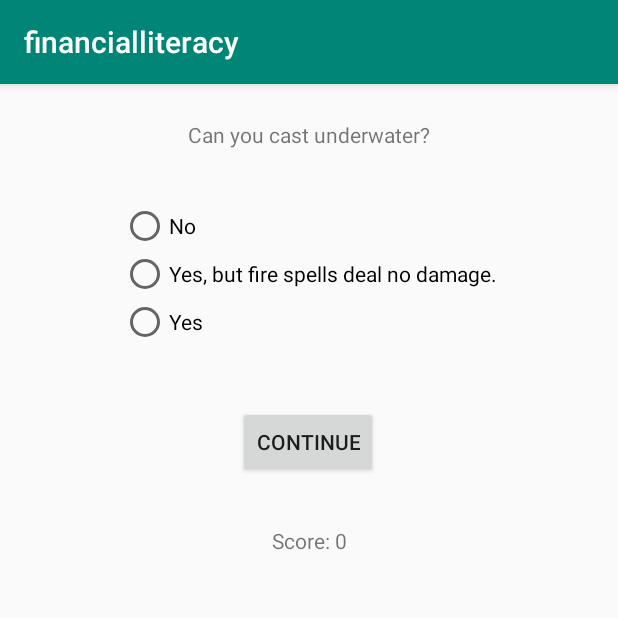
After one commit to ehkn12/financialliteracy, an Android app: the QuizActivity screen opened directly, with no data from a screen before it, on a phone screen of 412 x 824 dp, the top half of it. The commit adds this screen. Run offline under Robolectric (Android 15) with nearby library versions, the phone set to English and light mode, and no system bars; our stand-ins replace Room's generated code.

Commit message:
basic
basic quiz is completed
dummy data is not finance related
will need to be merged with calculator

```diff
--- a/app/src/main/AndroidManifest.xml
+++ b/app/src/main/AndroidManifest.xml
@@ -9,6 +9,7 @@
         android:roundIcon="@mipmap/ic_launcher_round"
         android:supportsRtl="true"
         android:theme="@style/AppTheme">
+        <activity android:name=".Activities.QuizActivity"></activity>
         <activity android:name=".Activities.MainActivity">
             <intent-filter>
                 <action android:name="android.intent.action.MAIN" />
--- /dev/null
+++ b/app/src/main/java/com/example/financialliteracy/Activities/QuizActivity.java
@@ -0,0 +1,223 @@
+package com.example.financialliteracy.Activities;
+
+import androidx.appcompat.app.AppCompatActivity;
+import androidx.constraintlayout.widget.ConstraintLayout;
+
+import android.os.Bundle;
+import android.view.View;
+import android.widget.Button;
+import android.widget.RadioButton;
+import android.widget.RadioGroup;
+import android.widget.TextView;
+import android.widget.Toast;
+
+import com.example.financialliteracy.Databases.QuestionDatabase;
+import com.example.financialliteracy.Models.Question;
+import com.example.financialliteracy.R;
+
+import java.util.ArrayList;
+import java.util.List;
+
+public class QuizActivity extends AppCompatActivity {
+
+    private Button continueBtn;
+    private TextView questionText;
+    private RadioButton optionA;
+    private RadioButton optionB;
+    private RadioButton optionC;
+    private TextView scoreText;
+   // private QuizActivity quizActivity = this;
+
+    private QuestionDatabase db;
+
+    private int score = 0;
+    private int questionNum = 0;
+    private Question currentQuestion;
+
+    public static ArrayList<Integer> scoreHistoryList = new ArrayList<>();
+
+
+    @Override
+    protected void onCreate(Bundle savedInstanceState) {
+        super.onCreate(savedInstanceState);
+        setContentView(R.layout.activity_quiz);
+
+        ConstraintLayout quizConstraintLayout = findViewById(R.id.quiz_constraint_layout);
+
+        questionText = quizConstraintLayout.findViewById(R.id.text_question);
+        scoreText = quizConstraintLayout.findViewById(R.id.text_score);
+
+        optionA = quizConstraintLayout.findViewById(R.id.radio_quiz_a);
+        optionB = quizConstraintLayout.findViewById(R.id.radio_quiz_b);
+        optionC = quizConstraintLayout.findViewById(R.id.radio_quiz_c);
+
+        continueBtn = quizConstraintLayout.findViewById(R.id.button_continue);
+        continueBtn.setText("Continue");
+
+        db = db.getInstance(this);
+
+        db.questionDao().insertAll(getQuestionList());
+        currentQuestion = db.questionDao().getQuestion(questionNum);
+        handleQuestionReturned(currentQuestion);
+
+
+
+    }
+
+    public void setQuestion(Question question, int score){
+
+        scoreText.setText("Score: " + score);
+        questionText.setText(" " + question.getQuestion()+ " ");
+        optionA.setText(question.getOptionA());
+        optionB.setText(question.getOptionB());
+        optionC.setText(question.getOptionC());
+    }
+
+
+
+
+
+
+
+
+
+
+
+
+
+
+
+
+    public List<Question> getQuestionList(){
+        //TODO:: to put this somewhere that's not here
+        //TODO:: add url from api, not sure we can find relevant data in our APIs for these questions
+        //questions and answers from https://www.sageadvice.eu/2017/11/27/trivia-quiz-on-5th-edition-dd-rules/
+        List<Question> questionList = new ArrayList<>();
+        questionList.add(0, new Question(0,
+                "Can you cast underwater?",
+                "No",
+                "Yes, but fire spells deal no damage.",
+                "Yes",
+                "Yes",
+                3));
+        questionList.add(1, new Question(1,
+                "Is there alignment restriction for classes in Player's Handbook?",
+                "Yes, Paladin must be Lawful Good, Druid must be Neutral and Assassin must be evil.",
+                "No",
+                "Yes, Paladin must be Good and Monk Lawful.",
+                "No",
+                1));
+        questionList.add(2, new Question(2,
+                "Can you knock a creature out with a melee spell attack?",
+                "Only with Spell Sniper feat.",
+                "No, only with a melee weapon.",
+                "Yes",
+                "Yes",
+                2));
+        questionList.add(3, new Question(3,
+                "Can you use a shield with Mage Armor spell?",
+                "Only with a light shield or buckler shield.",
+                "Yes, Mage Armor spell works with a shield",
+                "Nope, they do not stack.",
+                "Yes, Mage Armor spell works with a shield.",
+                3));
+        questionList.add(4, new Question(4,
+                "A monster is immune to damage from nonmagical bludgeoning weapons. Does he still take damage from falling?",
+                "Yes, but has resistance to damage.",
+                "No, fall is a bludgeoning damage.",
+                "Yes, fall is not a weapon.",
+                "Yes, fall is not a weapon.",
+                1));
+        questionList.add(5, new Question(5,
+                "If a 5th level wizard casts a Fireball during surprise, do the enemies get disadvantage on their saving throw?",
+                "No",
+                "Only if wizard has with War Caster feat.",
+                "Yes",
+                "No",
+                1));
+        questionList.add(6, new Question(6,
+                "Is a 1 on an ability check an automatic failure?",
+                "No",
+                "Yes.",
+                "Yes and roll a d10 on Fumble table.",
+                "No",
+                2));
+        questionList.add(7, new Question(7,
+                "Can rogue get sneak attack damage against undead?",
+                "Yes, Sneak Attack works against Undead.",
+                "No, undeads have resistance to sneak attack.",
+                "Only if you use a bludgeoning weapon.",
+                "Yes, Sneak Attack works against Undead.",
+                1));
+        questionList.add(8, new Question(8,
+                "If you have a creature between you and the target...",
+                "Target has cover +4 bonus to AC.",
+                "Target has half-cover +2 bonus to AC.",
+                "You have disadvantage.",
+                "Target has half-cover +2 bonus to AC.",
+                2));
+        questionList.add(9, new Question(9,
+                "Can you make an attack action from Prone condition?",
+                "Yes, but you have disadvantage on attack rolls.",
+                "No, you must stand up (half movement) and attack.",
+                "Only with a weapon with reach property.",
+                "Yes, but you have disadvantage on attack rolls.",
+                3));
+
+        return questionList;
+    }
+
+
+    public void handleQuestionReturned(Question question) {
+        currentQuestion = question;
+        setQuestion(currentQuestion, score);
+
+
+        continueBtn.setOnClickListener(new View.OnClickListener() {
+
+            @Override
+            public void onClick(View view) {
+                RadioGroup radioGroup = findViewById(R.id.options_quiz);
+                if (radioGroup.getCheckedRadioButtonId() == -1) {
+                } else {
+                    RadioButton answer = findViewById(radioGroup.getCheckedRadioButtonId());
+                    if (currentQuestion.getAnswer().equals(answer.getText())) {
+
+                        score++;
+                    } else {
+                        //TODO://get rid of this
+
+                    }
+                    answer.setChecked(false);
+                    Toast.makeText(getApplicationContext(), Integer.toString(questionNum), Toast.LENGTH_LONG).show();
+
+                    // Below code is to make sure that the button text changes to finish quiz on final question, and to
+                    // record the final score in an ArrayList
+                    if (questionNum < getQuestionList().size() - 2) {
+                        questionNum++;
+
+                        setQuestion(retrieveQuestionFromDb(questionNum),score);
+
+                    } else if (questionNum == getQuestionList().size() - 2) {
+                        questionNum++;
+                        setQuestion(retrieveQuestionFromDb(questionNum),score);
+
+                        continueBtn.setText("Finish Quiz");
+                    } else {
+                        //scoreHistoryList.add(score);
+                        //Toast to check for score at the end
+                        Toast.makeText(getApplicationContext(), Integer.toString(score), Toast.LENGTH_LONG).show();
+                        finish();
+                    }
+
+                }
+            }
+        });
+
+    }
+
+    public Question retrieveQuestionFromDb (int questionNum){
+        Question question = db.questionDao().getQuestion(questionNum);
+        return question;
+    }
+}
--- /dev/null
+++ b/app/src/main/java/com/example/financialliteracy/DataAccessObjects/QuestionDao.java
@@ -0,0 +1,30 @@
+package com.example.financialliteracy.DataAccessObjects;
+
+import androidx.room.Dao;
+import androidx.room.Delete;
+import androidx.room.Insert;
+import androidx.room.OnConflictStrategy;
+import androidx.room.Query;
+import androidx.room.Update;
+
+import com.example.financialliteracy.Models.Question;
+
+import java.util.List;
+
+@Dao
+public interface QuestionDao {
+    @Insert(onConflict = OnConflictStrategy.REPLACE)
+    void insertAll(List<Question> question);
+
+    @Update
+    public void update(Question... questions);
+
+    @Delete
+    public void delete(Question question);
+
+    @Query("SELECT * FROM question")
+    List<Question> getAllQuestions();
+
+    @Query("SELECT * FROM question WHERE id = :number")
+    public Question getQuestion(int number);
+}
--- /dev/null
+++ b/app/src/main/java/com/example/financialliteracy/Databases/QuestionDatabase.java
@@ -0,0 +1,26 @@
+package com.example.financialliteracy.Databases;
+
+import android.content.Context;
+
+import androidx.room.Database;
+import androidx.room.Room;
+import androidx.room.RoomDatabase;
+
+import com.example.financialliteracy.DataAccessObjects.QuestionDao;
+import com.example.financialliteracy.Models.Question;
+
+@Database(entities = {Question.class}, version = 1)
+public abstract class QuestionDatabase extends RoomDatabase {
+    public abstract QuestionDao questionDao();
+
+    private static QuestionDatabase instance;
+    public static QuestionDatabase getInstance(Context context){
+
+        //TODO: change to asynctask
+        if(instance == null){
+            instance = Room.databaseBuilder(context, QuestionDatabase.class, "questDB").allowMainThreadQueries().build();
+        }
+        return instance;
+    }
+
+}
--- /dev/null
+++ b/app/src/main/java/com/example/financialliteracy/Models/Question.java
@@ -0,0 +1,84 @@
+package com.example.financialliteracy.Models;
+
+import androidx.room.Entity;
+import androidx.room.PrimaryKey;
+
+@Entity
+public class Question {
+
+    @PrimaryKey
+    private int id;
+    private String question;
+    private String optionA;
+    private String optionB;
+    private String optionC;
+    private String answer;
+    private int category; //can be switched out for difficulty or difficulty can be added?
+
+    public Question(int id, String question, String optionA, String optionB, String optionC, String answer, int category){
+        this.id = id;
+        this.question = question;
+        this.optionA = optionA;
+        this.optionB = optionB;
+        this.optionC = optionC;
+        this.answer = answer;
+        this.category = category;
+    }
+
+    public int getId() {
+        return id;
+    }
+
+    public void setId(int id) {
+        this.id = id;
+    }
+
+    public String getQuestion() {
+        return question;
+    }
+
+    public void setQuestion(String question) {
+        this.question = question;
+    }
+
+
+    public String getOptionA() {
+        return optionA;
+    }
+
+    public void setOptionA(String optionA) {
+        this.optionA = optionA;
+    }
+
+    public String getOptionB() {
+        return optionB;
+    }
+
+    public void setOptionB(String optionB) {
+        this.optionB = optionB;
+    }
+
+    public String getOptionC() {
+        return optionC;
+    }
+
+    public void setOptionC(String optionC) {
+        this.optionC = optionC;
+    }
+
+    public String getAnswer() {
+        return answer;
+    }
+
+    public void setAnswer(String answer) {
+        this.answer = answer;
+    }
+
+    public int getCategory() {
+        return category;
+    }
+
+    public void setCategory(int category) {
+        this.category = category;
+    }
+}
--- /dev/null
+++ b/app/src/main/res/layout/activity_quiz.xml
@@ -0,0 +1,69 @@
+<?xml version="1.0" encoding="utf-8"?>
+<androidx.constraintlayout.widget.ConstraintLayout xmlns:android="http://schemas.android.com/apk/res/android"
+    xmlns:app="http://schemas.android.com/apk/res-auto"
+    xmlns:tools="http://schemas.android.com/tools"
+    android:id="@+id/quiz_constraint_layout"
+    android:layout_width="match_parent"
+    android:layout_height="match_parent"
+    tools:context=".Activities.QuizActivity">
+
+    <TextView
+        android:id="@+id/text_question"
+        android:layout_width="wrap_content"
+        android:layout_height="wrap_content"
+        android:layout_marginTop="24dp"
+        android:text="TextView"
+        app:layout_constraintEnd_toEndOf="parent"
+        app:layout_constraintStart_toStartOf="parent"
+        app:layout_constraintTop_toTopOf="parent" />
+
+    <RadioGroup
+        android:id="@+id/options_quiz"
+        android:layout_width="wrap_content"
+        android:layout_height="wrap_content"
+        app:layout_constraintEnd_toEndOf="parent"
+        app:layout_constraintStart_toStartOf="parent"
+        app:layout_constraintTop_toBottomOf="@+id/text_question">
+
+        <RadioButton
+            android:id="@+id/radio_quiz_a"
+            android:layout_width="wrap_content"
+            android:layout_height="wrap_content"
+            android:layout_marginTop="35dp"
+            android:text="RadioButton" />
+
+        <RadioButton
+            android:id="@+id/radio_quiz_b"
+            android:layout_width="wrap_content"
+            android:layout_height="wrap_content"
+            android:text="RadioButton" />
+
+        <RadioButton
+            android:id="@+id/radio_quiz_c"
+            android:layout_width="wrap_content"
+            android:layout_height="wrap_content"
+            android:text="RadioButton" />
+    </RadioGroup>
+
+    <Button
+        android:id="@+id/button_continue"
+        android:layout_width="wrap_content"
+        android:layout_height="wrap_content"
+        android:layout_marginTop="40dp"
+        android:text="Button"
+        app:layout_constraintEnd_toEndOf="parent"
+        app:layout_constraintHorizontal_bias="0.498"
+        app:layout_constraintStart_toStartOf="parent"
+        app:layout_constraintTop_toBottomOf="@+id/options_quiz" />
+
+    <TextView
+        android:id="@+id/text_score"
+        android:layout_width="wrap_content"
+        android:layout_height="wrap_content"
+        android:layout_marginTop="32dp"
+        android:text="TextView"
+        app:layout_constraintEnd_toEndOf="parent"
+        app:layout_constraintStart_toStartOf="parent"
+        app:layout_constraintTop_toBottomOf="@+id/button_continue" />
+
+</androidx.constraintlayout.widget.ConstraintLayout>
--- a/app/src/main/res/values/strings.xml
+++ b/app/src/main/res/values/strings.xml
@@ -1,3 +1,6 @@
 <resources>
     <string name="app_name">financialliteracy</string>
+
+    <!-- TODO: Remove or change this placeholder text -->
+    <string name="hello_blank_fragment">Hello blank fragment</string>
 </resources>
```
Also changed, not shown: app/build.gradle (+7 -0 lines), app/src/main/java/com/example/financialliteracy/Activities/MainActivity.java (+17 -0 lines), app/src/main/java/com/example/financialliteracy/Fragments/DailyQuizFragment.java (added, +69 -0 lines), app/src/main/java/com/example/financialliteracy/Fragments/StartQuizFragment.java (added, +75 -0 lines), app/src/main/res/layout/activity_main.xml (+6 -6 lines), app/src/main/res/layout/fragment_daily_quiz.xml (added, +68 -0 lines), app/src/main/res/layout/fragment_start_quiz.xml (added, +14 -0 lines).
